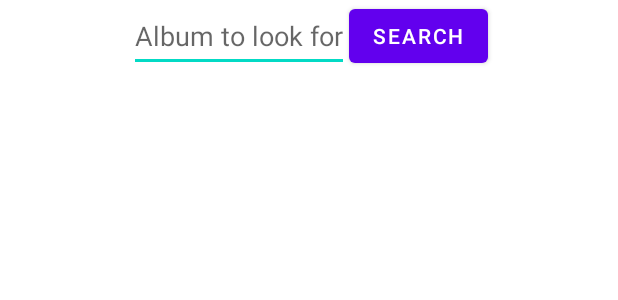
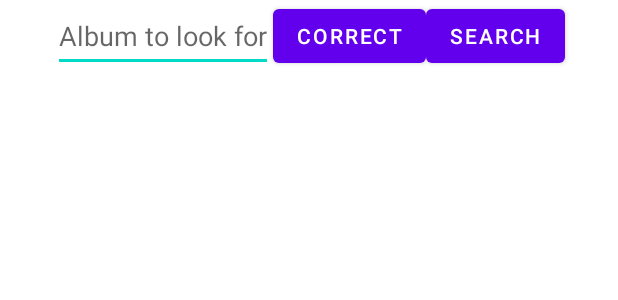
Before and after one commit to M4jor-Tom/AndroidMusyst, an Android app: the layout activity_album.xml on its own in the app's theme, with its tools: preview values and no code run, on a phone screen of 412 x 824 dp. Shown: the top 300 px of the screen. Run offline under Robolectric (Android 15) with nearby library versions, the phone set to English and light mode, and no system bars.

Commit message:
Added distinct correct MaterialButtons for correction to layouts

```diff
--- a/app/src/main/res/layout/activity_album.xml
+++ b/app/src/main/res/layout/activity_album.xml
@@ -21,6 +21,14 @@
         </EditText>
 
         <com.google.android.material.button.MaterialButton
+            android:id="@+id/albumCorrectMaterialButton"
+            android:layout_width="wrap_content"
+            android:layout_height="match_parent"
+            android:text="correct">
+
+        </com.google.android.material.button.MaterialButton>
+
+        <com.google.android.material.button.MaterialButton
             android:id="@+id/albumSearchMaterialButton"
             android:layout_width="wrap_content"
             android:layout_height="match_parent"
```
Also changed, not shown: app/src/main/res/layout/activity_author.xml (+8 -0 lines).
